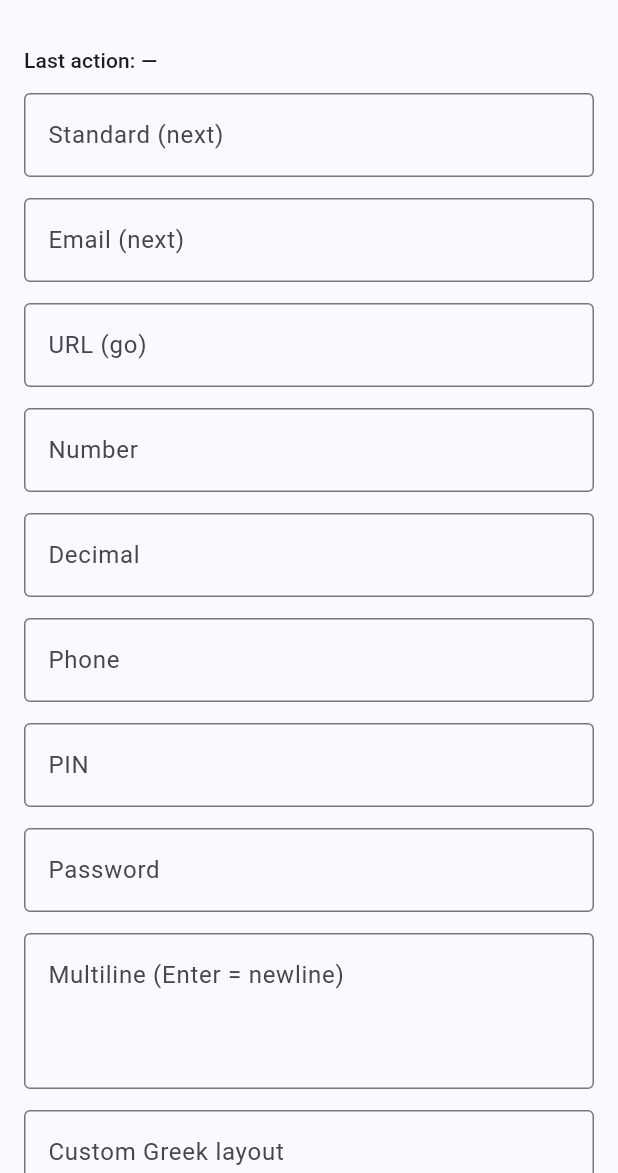
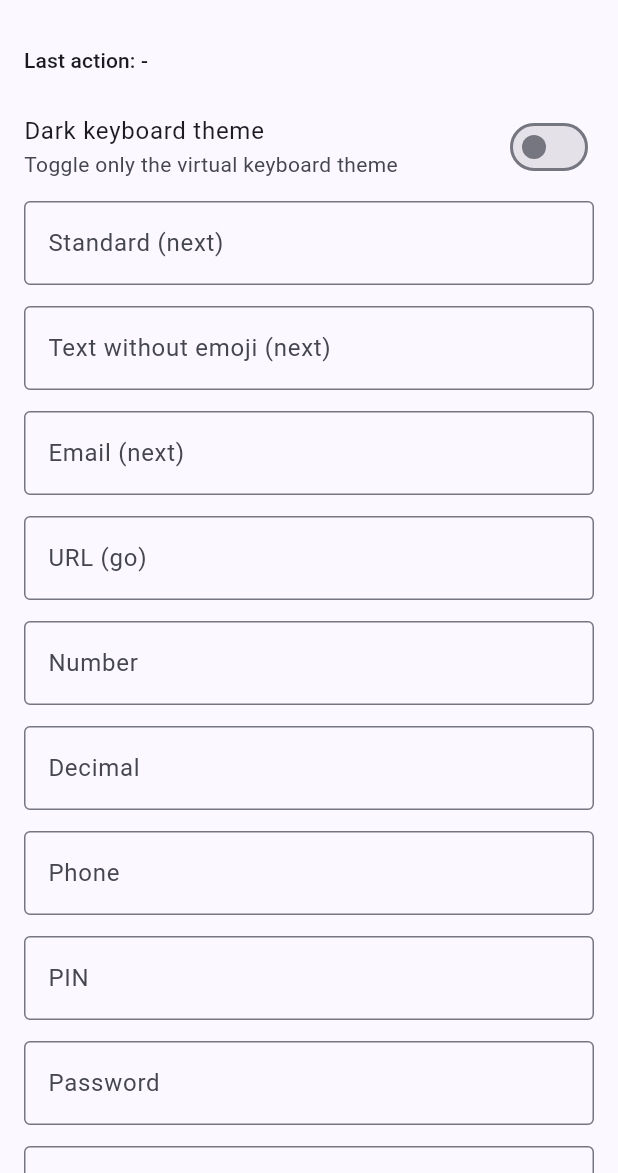
Before and after one commit to tegarnugroho/v_keyboard, a Flutter app: the screen it shows after launch, on a phone screen of 412 x 824 dp, the part 63-1236 px from its top. Run offline on Flutter 3.47's test engine with Material 3 defaults, Android fonts, the phone set to English and light mode, and no system bars; missing offline and left inert: dart:ffi.

Commit message:
Bump version to 0.1.2, add light/dark theme presets, and introduce VKeyboardType.text layout

```diff
--- a/example/lib/main.dart
+++ b/example/lib/main.dart
@@ -4,8 +4,19 @@
 
 void main() => runApp(const ExampleApp());
 
-class ExampleApp extends StatelessWidget {
+class ExampleApp extends StatefulWidget {
   const ExampleApp({super.key});
+
+  @override
+  State<ExampleApp> createState() => _ExampleAppState();
+}
+
+class _ExampleAppState extends State<ExampleApp> {
+  bool _useDarkKeyboardTheme = false;
+
+  void _toggleKeyboardTheme(bool value) {
+    setState(() => _useDarkKeyboardTheme = value);
+  }
 
   @override
   Widget build(BuildContext context) {
@@ -25,25 +36,38 @@
       // the keyboard, focus traversal and push-up behaviour. VKeyboardShortcuts
       // adds desktop shortcuts + media/meta callbacks for the whole subtree.
       builder: (context, child) => VKeyboardScope(
+        theme: _useDarkKeyboardTheme
+            ? VKeyboardTheme.dark()
+            : VKeyboardTheme.light(),
         child: VKeyboardShortcuts(
           shortcuts: {
             LogicalKeySet(LogicalKeyboardKey.control, LogicalKeyboardKey.keyS):
-                () => debugPrint('Ctrl+S → save'),
+                () => debugPrint('Ctrl+S -> save'),
             LogicalKeySet(LogicalKeyboardKey.control, LogicalKeyboardKey.keyP):
-                () => debugPrint('Ctrl+P → print'),
+                () => debugPrint('Ctrl+P -> print'),
           },
           onMedia: (intent) => debugPrint('media: $intent'),
           onMetaKey: () => debugPrint('Win key'),
           child: child!,
         ),
       ),
-      home: const DemoPage(),
+      home: DemoPage(
+        useDarkKeyboardTheme: _useDarkKeyboardTheme,
+        onKeyboardThemeChanged: _toggleKeyboardTheme,
+      ),
     );
   }
 }
 
 class DemoPage extends StatefulWidget {
-  const DemoPage({super.key});
+  const DemoPage({
+    super.key,
+    required this.useDarkKeyboardTheme,
+    required this.onKeyboardThemeChanged,
+  });
+
+  final bool useDarkKeyboardTheme;
+  final ValueChanged<bool> onKeyboardThemeChanged;
 
   @override
   State<DemoPage> createState() => _DemoPageState();
@@ -51,6 +75,7 @@
 
 class _DemoPageState extends State<DemoPage> {
   final _standard = TextEditingController();
+  final _text = TextEditingController();
   final _email = TextEditingController();
   final _url = TextEditingController();
   final _number = TextEditingController();
@@ -62,13 +87,23 @@
   final _custom = TextEditingController();
   final _desktop = TextEditingController();
 
-  String _lastEvent = '—';
+  String _lastEvent = '-';
 
   @override
   void dispose() {
     for (final c in [
-      _standard, _email, _url, _number, _decimal,
-      _phone, _pin, _password, _multiline, _custom, _desktop,
+      _standard,
+      _text,
+      _email,
+      _url,
+      _number,
+      _decimal,
+      _phone,
+      _pin,
+      _password,
+      _multiline,
+      _custom,
+      _desktop,
     ]) {
       c.dispose();
     }
@@ -107,8 +142,18 @@
           padding: const EdgeInsets.all(16),
           children: [
             _label('Last action: $_lastEvent'),
+            SwitchListTile(
+              contentPadding: EdgeInsets.zero,
+              title: const Text('Dark keyboard theme'),
+              subtitle: const Text('Toggle only the virtual keyboard theme'),
+              value: widget.useDarkKeyboardTheme,
+              onChanged: widget.onKeyboardThemeChanged,
+            ),
             _field('Standard (next)', _standard,
                 type: VKeyboardType.standard,
+                action: TextInputAction.next),
+            _field('Text without emoji (next)', _text,
+                type: VKeyboardType.text,
                 action: TextInputAction.next),
             _field('Email (next)', _email,
                 type: VKeyboardType.email,
@@ -118,8 +163,7 @@
             _field('Number', _number, type: VKeyboardType.number),
             _field('Decimal', _decimal, type: VKeyboardType.decimal),
             _field('Phone', _phone, type: VKeyboardType.phone),
-            _field('PIN', _pin,
-                type: VKeyboardType.pin, obscure: true),
+            _field('PIN', _pin, type: VKeyboardType.pin, obscure: true),
             _field('Password', _password,
                 type: VKeyboardType.password, obscure: true),
             _multilineField(),
--- a/lib/src/controller/keyboard_session.dart
+++ b/lib/src/controller/keyboard_session.dart
@@ -72,6 +72,7 @@ class KeyboardSession {
 
   bool get _isAlphabetic => switch (type) {
         VKeyboardType.standard ||
+        VKeyboardType.text ||
         VKeyboardType.email ||
         VKeyboardType.url ||
         VKeyboardType.multiline =>
--- a/lib/src/layouts/builtin_layouts.dart
+++ b/lib/src/layouts/builtin_layouts.dart
@@ -19,6 +19,8 @@ class BuiltinLayouts {
       case VKeyboardType.standard:
       case VKeyboardType.password:
         return qwerty;
+      case VKeyboardType.text:
+        return text;
       case VKeyboardType.email:
         return email;
       case VKeyboardType.url:
@@ -80,6 +82,31 @@ class BuiltinLayouts {
       '123': _numericSymbolPage('symbols'),
       'symbols': _symbolPage('123'),
       'emoji': emojiPage,
+    },
+  );
+
+  static final KeyboardLayout text = KeyboardLayout(
+    id: 'text',
+    initialPage: 'abc',
+    pages: {
+      'abc': [
+        _row('qwertyuiop'),
+        _row('asdfghjkl'),
+        [
+          KeyData.shift(flex: 1.5),
+          ..._row('zxcvbnm'),
+          KeyData.backspace(flex: 1.5),
+        ],
+        [
+          KeyData.switchTo('123', label: '123', flex: 1.5),
+          KeyData.symbol(',', flex: 1),
+          KeyData.space(flex: 5),
+          KeyData.symbol('.', flex: 1),
+          KeyData.enter(flex: 2),
+        ],
+      ],
+      '123': _numericSymbolPage('symbols'),
+      'symbols': _symbolPage('123'),
     },
   );
 
--- a/lib/src/models/keyboard_type.dart
+++ b/lib/src/models/keyboard_type.dart
@@ -3,8 +3,11 @@
 /// Note: Dart reserves the word `default`, so the standard alphanumeric
 /// keyboard is named [VKeyboardType.standard] (not `default`).
 enum VKeyboardType {
-  /// Full QWERTY with letters, numbers and symbols pages.
+  /// Full QWERTY with letters, numbers, symbols and emoji pages.
   standard,
+
+  /// Full QWERTY with letters, numbers and symbols pages, without emoji.
+  text,
 
   /// Digits only (0-9).
   number,
--- a/lib/src/theme/v_keyboard_theme.dart
+++ b/lib/src/theme/v_keyboard_theme.dart
@@ -30,39 +30,22 @@ class VKeyboardTheme {
   })  : functionKeyColor = functionKeyColor ?? specialKeyColor,
         modifierKeyColor = modifierKeyColor ?? specialKeyColor;
 
+  /// Built-in light keyboard theme preset.
+  factory VKeyboardTheme.light({Color accentColor = Colors.indigo}) {
+    return _preset(accentColor: accentColor, brightness: Brightness.light);
+  }
+
+  /// Built-in dark keyboard theme preset.
+  factory VKeyboardTheme.dark({Color accentColor = Colors.indigo}) {
+    return _preset(accentColor: accentColor, brightness: Brightness.dark);
+  }
+
   /// Builds a theme that follows Material's color scheme.
   factory VKeyboardTheme.fromTheme(ThemeData theme) {
-    final scheme = theme.colorScheme;
-    final isDark = theme.brightness == Brightness.dark;
-    return VKeyboardTheme(
-      backgroundColor: isDark
-          ? const Color(0xFF1C1C20)
-          : const Color(0xFFD1D5DB),
-      keyColor: isDark ? const Color(0xFF3A3A40) : Colors.white,
-      pressedKeyColor: scheme.primary.withValues(alpha: 0.25),
-      specialKeyColor: isDark
-          ? const Color(0xFF2A2A30)
-          : const Color(0xFFADB3BD),
-      disabledKeyColor: scheme.onSurface.withValues(alpha: 0.12),
-      accentColor: scheme.primary,
-      functionKeyColor: isDark
-          ? const Color(0xFF26262B)
-          : const Color(0xFFBCC1CB),
-      modifierKeyColor: isDark
-          ? const Color(0xFF2A2A30)
-          : const Color(0xFFADB3BD),
-      iconColor: scheme.onSurface,
-      textStyle: TextStyle(
-        fontSize: 22,
-        color: scheme.onSurface,
-        fontWeight: FontWeight.w400,
-      ),
-      subLabelStyle: TextStyle(
-        fontSize: 10,
-        color: scheme.onSurface.withValues(alpha: 0.6),
-        fontWeight: FontWeight.w500,
-      ),
-      elevation: 1,
+    return _preset(
+      accentColor: theme.colorScheme.primary,
+      brightness: theme.brightness,
+      onSurfaceColor: theme.colorScheme.onSurface,
     );
   }
 
@@ -133,4 +116,45 @@ class VKeyboardTheme {
       keySpacing: keySpacing ?? this.keySpacing,
     );
   }
+
+  static VKeyboardTheme _preset({
+    required Color accentColor,
+    required Brightness brightness,
+    Color? onSurfaceColor,
+  }) {
+    final isDark = brightness == Brightness.dark;
+    final surfaceColor =
+        onSurfaceColor ?? (isDark ? Colors.white : const Color(0xFF1F2937));
+
+    return VKeyboardTheme(
+      backgroundColor: isDark
+          ? const Color(0xFF1C1C20)
+          : const Color(0xFFD1D5DB),
+      keyColor: isDark ? const Color(0xFF3A3A40) : Colors.white,
+      pressedKeyColor: accentColor.withValues(alpha: 0.25),
+      specialKeyColor: isDark
+          ? const Color(0xFF2A2A30)
+          : const Color(0xFFADB3BD),
+      disabledKeyColor: surfaceColor.withValues(alpha: 0.12),
+      accentColor: accentColor,
+      functionKeyColor: isDark
+          ? const Color(0xFF26262B)
+          : const Color(0xFFBCC1CB),
+      modifierKeyColor: isDark
+          ? const Color(0xFF2A2A30)
+          : const Color(0xFFADB3BD),
+      iconColor: surfaceColor,
+      textStyle: TextStyle(
+        fontSize: 22,
+        color: surfaceColor,
+        fontWeight: FontWeight.w400,
+      ),
+      subLabelStyle: TextStyle(
+        fontSize: 10,
+        color: surfaceColor.withValues(alpha: 0.6),
+        fontWeight: FontWeight.w500,
+      ),
+      elevation: 1,
+    );
+  }
 }
--- a/pubspec.yaml
+++ b/pubspec.yaml
@@ -1,6 +1,6 @@
 name: flutter_v_keyboard
 description: A fully customizable, native-feeling virtual keyboard and text input system for Flutter across mobile, desktop, and web.
-version: 0.1.1
+version: 0.1.2
 repository: https://github.com/tegarnugroho/v_keyboard
 issue_tracker: https://github.com/tegarnugroho/v_keyboard/issues
 homepage: https://github.com/tegarnugroho/v_keyboard
```
Also changed, not shown: analysis_options.yaml (+8 -0 lines), example/analysis_options.yaml (+9 -0 lines), example/pubspec.lock, pubspec.lock, 5 other files.
